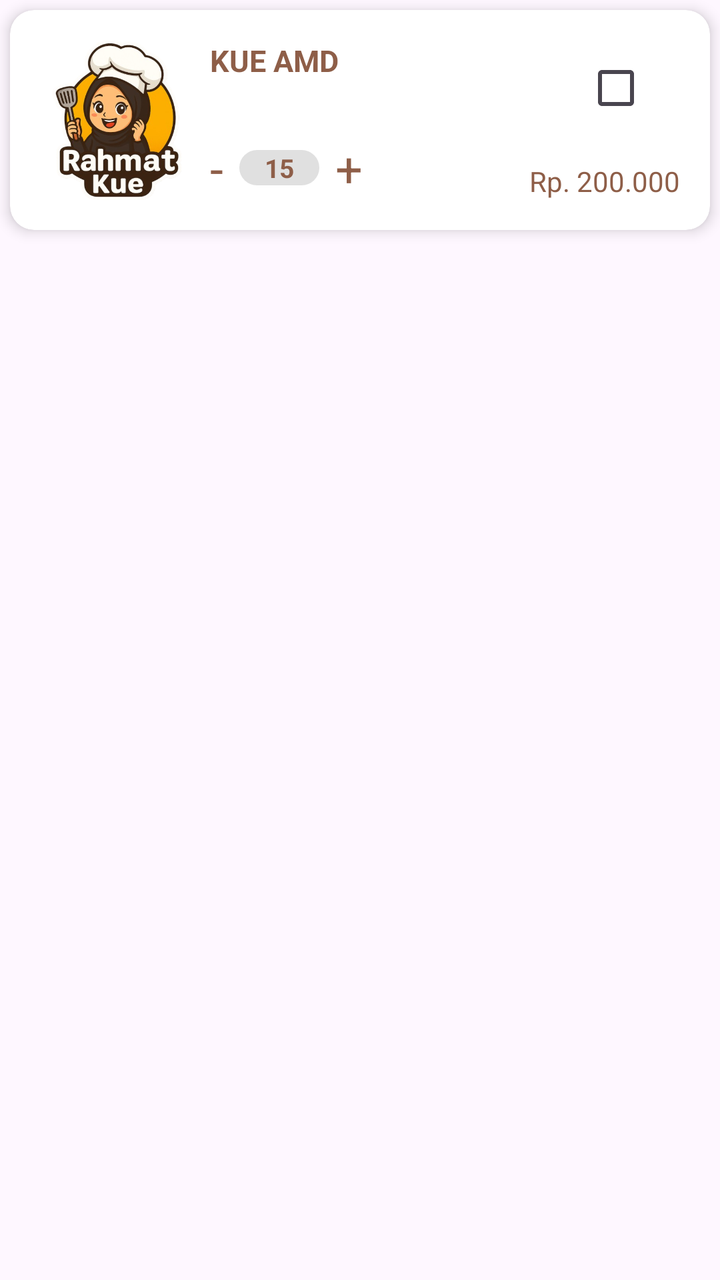
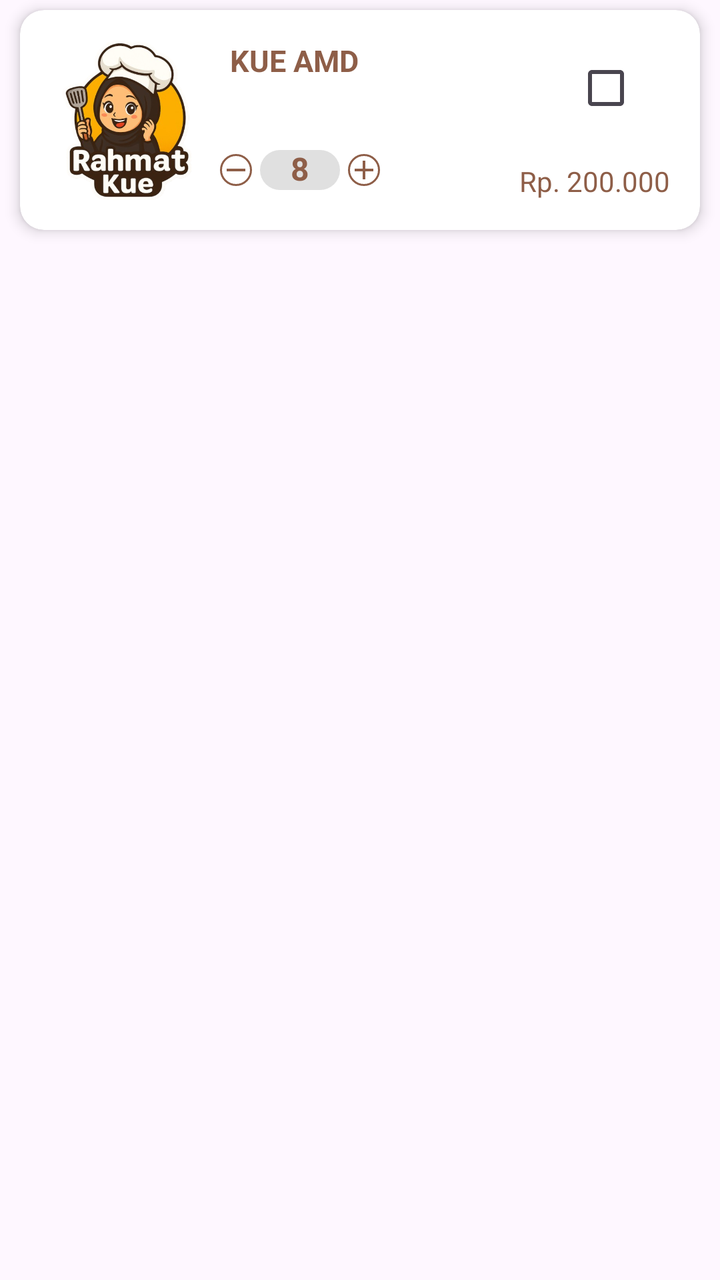

The first picture is an Android layout as it rendered before a commit; the second is the same layout after the commit. The layout source and the unified diff follow.
<!-- AndroidManifest.xml: application theme Theme.RahmatBakery -->
<!-- res/layout/item_keranjang.xml -->
<?xml version="1.0" encoding="utf-8"?>
<RelativeLayout xmlns:android="http://schemas.android.com/apk/res/android"
    xmlns:app="http://schemas.android.com/apk/res-auto"
    android:layout_width="wrap_content"
    android:layout_height="wrap_content">

    <androidx.cardview.widget.CardView
        android:id="@+id/cardProduct1"
        android:layout_width="match_parent"
        android:layout_height="wrap_content"
        android:backgroundTint="@color/cardview_light_background"
        android:paddingTop="20dp"
        app:cardCornerRadius="12dp"
        app:cardElevation="4dp"
        android:layout_margin="5dp">

        <RelativeLayout
            android:layout_width="match_parent"
            android:layout_height="wrap_content"
            android:padding="15dp">

            <com.google.android.material.imageview.ShapeableImageView
                android:id="@+id/img_product"
                android:layout_width="80dp"
                android:layout_height="80dp"
                android:scaleType="centerCrop"
                android:src="@drawable/logo"
                app:shapeAppearanceOverlay="@style/ShapeAppearanceOverlay.App.CornerSizeRounded" />



            <TextView
                android:textColor="@color/primary"
                android:id="@+id/nama_produk"
                android:layout_width="wrap_content"
                android:layout_height="wrap_content"
                android:text="KUE AMD"
                android:textSize="15sp"
                android:textStyle="bold"
                android:layout_toEndOf="@+id/img_product"
                android:layout_marginStart="5dp"/>

            <RelativeLayout
                android:layout_width="wrap_content"
                android:layout_height="wrap_content"
                android:layout_toEndOf="@+id/img_product"
                android:layout_alignBottom="@+id/img_product"
                android:layout_marginTop="10dp"
                android:layout_marginStart="5dp"
                >
                <TextView
                    android:textColor="@color/primary"
                    android:id="@+id/btnMinus"
                    android:layout_width="wrap_content"
                    android:layout_height="wrap_content"
                    android:layout_marginEnd="8dp"
                    android:clickable="true"
                    android:focusable="true"
                    android:text="-"
                    android:textSize="24sp"/>

                
                <TextView
                    android:textColor="@color/primary"
                    android:id="@+id/txtCount"
                    android:layout_width="40dp"
                    android:layout_height="wrap_content"
                    android:layout_toRightOf="@id/btnMinus"
                    android:background="@drawable/bg_counter"
                    android:gravity="center"
                    android:text="15"
                    android:textSize="13sp"
                    android:textStyle="bold"
                    android:layout_centerVertical="true"/>

                
                <TextView
                    android:textColor="@color/primary"
                    android:id="@+id/btnPlus"
                    android:layout_width="wrap_content"
                    android:layout_height="wrap_content"
                    android:layout_marginStart="8dp"
                    android:layout_toRightOf="@id/txtCount"
                    android:clickable="true"
                    android:focusable="true"
                    android:text="+"
                    android:textSize="24sp" />

            </RelativeLayout>


            <TextView
                android:textColor="@color/primary"
                android:id="@+id/textView"
                android:layout_width="wrap_content"
                android:layout_height="wrap_content"
                android:layout_alignBottom="@+id/img_product"
                android:layout_alignParentEnd="true"
                android:text="Rp. 200.000" />

            <CheckBox
                android:layout_width="wrap_content"
                android:layout_height="wrap_content"
                android:layout_alignParentEnd="true"
                android:layout_alignParentTop="true"
                />
        </RelativeLayout>
    </androidx.cardview.widget.CardView>
</RelativeLayout>
<!-- resources referenced by this layout -->
<resources>
  <color name="primary">#8E5E48</color>
  <!-- drawable bg_counter (drawable) -->
  <?xml version="1.0" encoding="utf-8"?>
  <shape xmlns:android="http://schemas.android.com/apk/res/android"
      android:shape="rectangle">
      <size android:height="3dp"
          android:width="6dp"/>
      <solid android:color="#E0E0E0"/> 
      <corners android:radius="20dp"/> 
  </shape>
  <!-- drawable logo: png bitmap (drawable, 216810 bytes) -->
  <style name="ShapeAppearanceOverlay.App.CornerSizeRounded" parent="">
          <item name="cornerFamily">rounded</item>
          <item name="cornerSize">16dp</item> 
      </style>
  <style name="Theme.RahmatBakery" parent="Base.Theme.RahmatBakery" />
  <style name="Base.Theme.RahmatBakery" parent="Theme.Material3.DayNight.NoActionBar">
          
           <item name="colorPrimary">@color/primary</item>
          <item name="colorOnPrimary">@color/background</item>
          <item name="colorSecondary">@color/primary</item>
          <item name="colorOnSecondary">@color/background</item>
  
      </style>
  <color name="background">#FFF6F3</color>
</resources>

<!-- the commit's change to res/layout/item_keranjang.xml (unified diff, before → after) -->
@@ -12,7 +12,8 @@
         android:paddingTop="20dp"
         app:cardCornerRadius="12dp"
         app:cardElevation="4dp"
-        android:layout_margin="5dp">
+        android:layout_marginHorizontal="10dp"
+        android:layout_marginVertical="5dp">
 
         <RelativeLayout
             android:layout_width="match_parent"
@@ -38,60 +39,53 @@
                 android:textSize="15sp"
                 android:textStyle="bold"
                 android:layout_toEndOf="@+id/img_product"
-                android:layout_marginStart="5dp"/>
+                android:layout_marginStart="10dp"/>
 
-            <RelativeLayout
+            <LinearLayout
+                android:id="@+id/counter_container"
                 android:layout_width="wrap_content"
                 android:layout_height="wrap_content"
-                android:layout_toEndOf="@+id/img_product"
-                android:layout_alignBottom="@+id/img_product"
-                android:layout_marginTop="10dp"
-                android:layout_marginStart="5dp"
-                >
-                <TextView
+                android:gravity="center"
+                android:padding="5dp"
+                android:layout_toEndOf="@id/img_product"
+                android:layout_alignBottom="@+id/img_product">
+
+                <ImageView
+                    android:id="@+id/icon_minus"
+                    android:layout_width="16dp"
+                    android:layout_height="16dp"
+                    android:background="@drawable/circle_outline"
+                    android:src="@drawable/icon_minus" />
+
+                <EditText
                     android:textColor="@color/primary"
-                    android:id="@+id/btnMinus"
-                    android:layout_width="wrap_content"
-                    android:layout_height="wrap_content"
-                    android:layout_marginEnd="8dp"
-                    android:clickable="true"
-                    android:focusable="true"
-                    android:text="-"
-                    android:textSize="24sp"/>
+                    android:textStyle="bold"
+                    android:id="@+id/input_count"
+                    android:layout_width="40dp"
+                    android:layout_height="20dp"
+                    android:layout_marginHorizontal="4dp"
+                    android:background="@drawable/bg_counter"
+                    android:text="8"
+                    android:textAlignment="center"
+                    android:textSize="16sp"
+                    android:paddingHorizontal="5dp"
+                    android:layout_centerVertical="true"
+                    android:gravity="center"
+                    android:inputType="number"
+                    />
 
-                
-                <TextView
-                    android:textColor="@color/primary"
-                    android:id="@+id/txtCount"
-                    android:layout_width="40dp"
-                    android:layout_height="wrap_content"
-                    android:layout_toRightOf="@id/btnMinus"
-                    android:background="@drawable/bg_counter"
-                    android:gravity="center"
-                    android:text="15"
-                    android:textSize="13sp"
-                    android:textStyle="bold"
-                    android:layout_centerVertical="true"/>
+                <ImageView
+                    android:id="@+id/icon_plus"
+                    android:layout_width="16dp"
+                    android:layout_height="16dp"
+                    android:background="@drawable/circle_outline"
+                    android:src="@drawable/icon_plus" />
 
-                
-                <TextView
-                    android:textColor="@color/primary"
-                    android:id="@+id/btnPlus"
-                    android:layout_width="wrap_content"
-                    android:layout_height="wrap_content"
-                    android:layout_marginStart="8dp"
-                    android:layout_toRightOf="@id/txtCount"
-                    android:clickable="true"
-                    android:focusable="true"
-                    android:text="+"
-                    android:textSize="24sp" />
-
-            </RelativeLayout>
-
+            </LinearLayout>
 
             <TextView
                 android:textColor="@color/primary"
-                android:id="@+id/textView"
+                android:id="@+id/txt_harga"
                 android:layout_width="wrap_content"
                 android:layout_height="wrap_content"
                 android:layout_alignBottom="@+id/img_product"
@@ -99,6 +93,7 @@
                 android:text="Rp. 200.000" />
 
             <CheckBox
+                android:id="@+id/cb_pilih"
                 android:layout_width="wrap_content"
                 android:layout_height="wrap_content"
                 android:layout_alignParentEnd="true"
<!-- resource entries referenced after the edit -->
@@ -10,12 +10,40 @@
       <solid android:color="#E0E0E0"/> 
       <corners android:radius="20dp"/> 
   </shape>
+  <!-- drawable circle_outline (drawable) -->
+  <?xml version="1.0" encoding="utf-8"?>
+  <shape xmlns:android="http://schemas.android.com/apk/res/android"
+      android:shape="oval">
+      <solid android:color="@color/white"/>
+      <stroke android:color="@color/primary" android:width="1dp" />
+  </shape>
+  <!-- drawable icon_minus (drawable) -->
+  <vector xmlns:android="http://schemas.android.com/apk/res/android"
+      android:width="32dp"
+      android:height="32dp"
+      android:viewportWidth="32"
+      android:viewportHeight="32">
+    <path
+        android:pathData="M25.334,17.331H6.667V14.664H25.334V17.331Z"
+        android:fillColor="#8E5E48"/>
+  </vector>
+  <!-- drawable icon_plus (drawable) -->
+  <vector xmlns:android="http://schemas.android.com/apk/res/android"
+      android:width="32dp"
+      android:height="32dp"
+      android:viewportWidth="32"
+      android:viewportHeight="32">
+    <path
+        android:pathData="M25.334,17.331H17.334V25.331H14.667V17.331H6.667V14.664H14.667V6.664H17.334V14.664H25.334V17.331Z"
+        android:fillColor="#8E5E48"/>
+  </vector>
   <!-- drawable logo: png bitmap (drawable, 216810 bytes) -->
   <style name="ShapeAppearanceOverlay.App.CornerSizeRounded" parent="">
           <item name="cornerFamily">rounded</item>
           <item name="cornerSize">16dp</item> 
       </style>
   <style name="Theme.RahmatBakery" parent="Base.Theme.RahmatBakery" />
+  <color name="white">#FFFFFFFF</color>
   <style name="Base.Theme.RahmatBakery" parent="Theme.Material3.DayNight.NoActionBar">
           
            <item name="colorPrimary">@color/primary</item>
